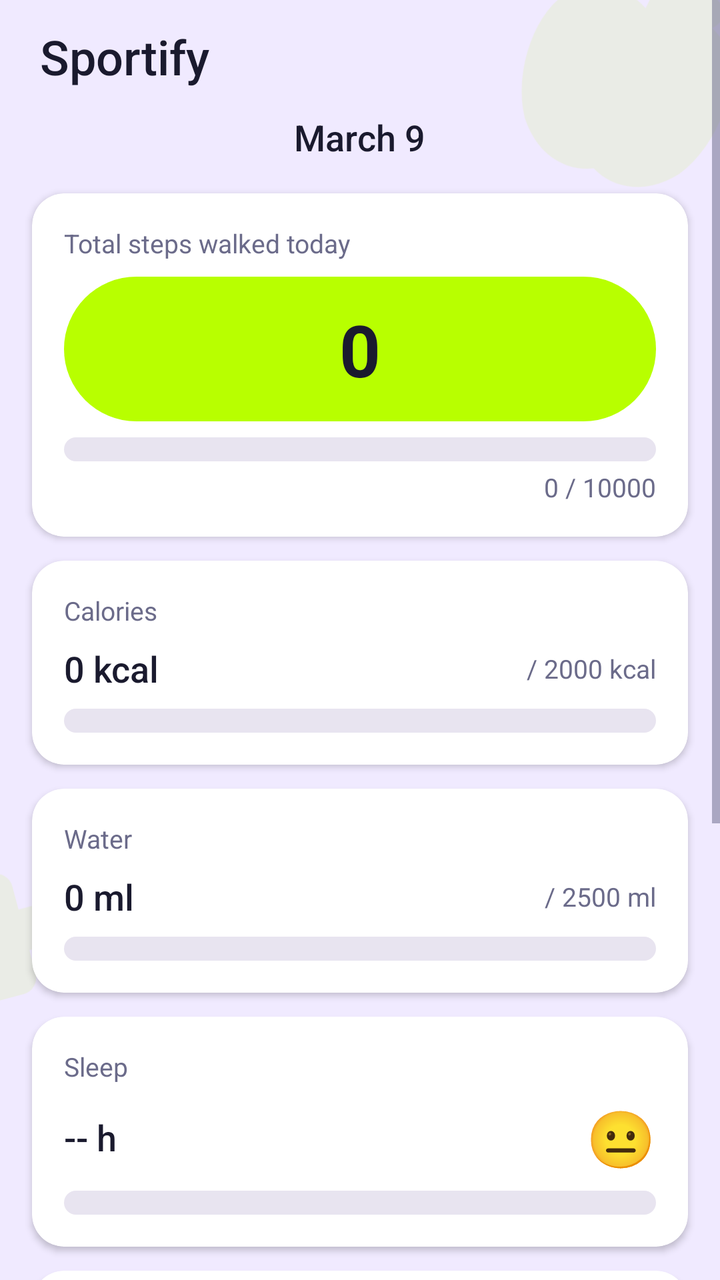
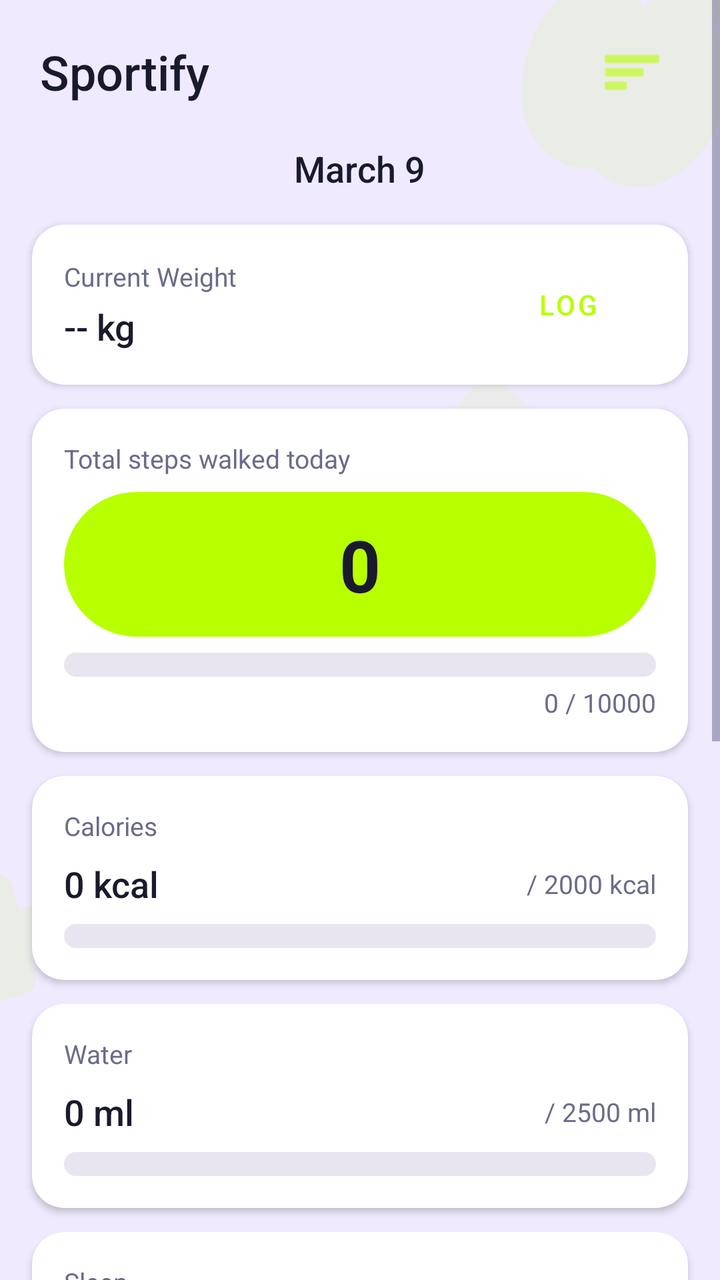

The first picture is an Android layout as it rendered before a commit; the second is the same layout after the commit. The layout source and the unified diff follow.
<!-- AndroidManifest.xml: application theme Theme.Sportify -->
<!-- res/layout/fragment_dashboard.xml -->
<?xml version="1.0" encoding="utf-8"?>
<FrameLayout
    xmlns:android="http://schemas.android.com/apk/res/android"
    xmlns:app="http://schemas.android.com/apk/res-auto"
    android:id="@+id/dashboardRoot"
    android:layout_width="match_parent"
    android:layout_height="match_parent"
    android:background="@color/sportify_background">

    
    <ImageView
        android:id="@+id/decorIcon1"
        android:layout_width="150dp"
        android:layout_height="150dp"
        android:layout_gravity="top|end"
        android:layout_marginTop="-40dp"
        android:layout_marginEnd="-30dp"
        android:alpha="0.1"
        android:rotation="20"
        android:src="@drawable/ic_apple"
        app:tint="@color/sportify_green" />

    <ImageView
        android:id="@+id/decorIcon2"
        android:layout_width="120dp"
        android:layout_height="120dp"
        android:layout_gravity="bottom|start"
        android:layout_marginBottom="120dp"
        android:layout_marginStart="-30dp"
        android:alpha="0.1"
        android:rotation="-15"
        android:src="@drawable/ic_dumbbell"
        app:tint="@color/sportify_green" />

    <ImageView
        android:id="@+id/decorIcon3"
        android:layout_width="80dp"
        android:layout_height="80dp"
        android:layout_gravity="center_vertical|start"
        android:layout_marginStart="200dp"
        android:layout_marginTop="-100dp"
        android:alpha="0.08"
        android:rotation="45"
        android:src="@drawable/ic_water_glass"
        app:tint="@color/sportify_green" />

    <ScrollView
        android:layout_width="match_parent"
        android:layout_height="match_parent"
        android:fillViewport="true"
        android:clipChildren="false"
        android:clipToPadding="false"
        android:paddingBottom="@dimen/spacing_md">

        <LinearLayout
            android:id="@+id/mainContent"
            android:layout_width="match_parent"
            android:layout_height="wrap_content"
            android:orientation="vertical">

            
            <RelativeLayout
                android:id="@+id/layoutHeader"
                android:layout_width="match_parent"
                android:layout_height="wrap_content"
                android:paddingHorizontal="20dp"
                android:paddingTop="@dimen/spacing_md"
                android:paddingBottom="@dimen/spacing_sm">

                <TextView
                    android:id="@+id/tvAppTitle"
                    android:layout_width="wrap_content"
                    android:layout_height="wrap_content"
                    android:layout_alignParentStart="true"
                    android:layout_centerVertical="true"
                    android:text="@string/app_name"
                    style="@style/Sportify.Text.Title" />

            </RelativeLayout>

            
            <TextView
                android:id="@+id/tvDate"
                android:layout_width="wrap_content"
                android:layout_height="wrap_content"
                android:layout_gravity="center"
                android:text="@string/date_example"
                style="@style/Sportify.Text.Subtitle"
                android:paddingBottom="@dimen/spacing_md" />

            
            <androidx.cardview.widget.CardView
                android:id="@+id/cardSteps"
                android:layout_width="match_parent"
                android:layout_height="wrap_content"
                android:layout_marginHorizontal="@dimen/card_margin_h"
                android:layout_marginBottom="12dp"
                android:foreground="?attr/selectableItemBackground"
                android:clickable="true"
                android:focusable="true"
                app:cardCornerRadius="@dimen/card_corner"
                app:cardElevation="@dimen/card_elevation"
                app:cardBackgroundColor="@color/sportify_surface">

                <LinearLayout
                    android:layout_width="match_parent"
                    android:layout_height="wrap_content"
                    android:orientation="vertical"
                    android:padding="@dimen/card_padding">

                    <TextView
                        android:layout_width="wrap_content"
                        android:layout_height="wrap_content"
                        android:text="@string/dashboard_steps"
                        style="@style/Sportify.Text.Caption" />

                    <LinearLayout
                        android:layout_width="match_parent"
                        android:layout_height="wrap_content"
                        android:gravity="center"
                        android:background="@drawable/bg_green_pill"
                        android:paddingVertical="12dp"
                        android:layout_marginTop="@dimen/spacing_sm"
                        android:layout_marginBottom="@dimen/spacing_sm">

                        <TextView
                            android:id="@+id/tvStepsCount"
                            android:layout_width="wrap_content"
                            android:layout_height="wrap_content"
                            android:text="@string/_0"
                            style="@style/Sportify.Text.BigNumber"
                            android:textColor="@color/sportify_text_on_green" />
                    </LinearLayout>

                    <ProgressBar
                        android:id="@+id/progressSteps"
                        style="?android:attr/progressBarStyleHorizontal"
                        android:layout_width="match_parent"
                        android:layout_height="@dimen/progress_height"
                        android:max="10000"
                        android:progress="0"
                        android:progressDrawable="@drawable/progress_steps" />

                    <TextView
                        android:id="@+id/tvStepsGoal"
                        android:layout_width="wrap_content"
                        android:layout_height="wrap_content"
                        android:layout_gravity="end"
                        android:text="@string/_0_10000"
                        style="@style/Sportify.Text.Caption"
                        android:layout_marginTop="@dimen/spacing_xs" />

                </LinearLayout>
            </androidx.cardview.widget.CardView>

            
            <androidx.cardview.widget.CardView
                android:id="@+id/cardCalories"
                android:layout_width="match_parent"
                android:layout_height="wrap_content"
                android:layout_marginHorizontal="@dimen/card_margin_h"
                android:layout_marginBottom="12dp"
                android:foreground="?attr/selectableItemBackground"
                android:clickable="true"
                android:focusable="true"
                app:cardCornerRadius="@dimen/card_corner"
                app:cardElevation="@dimen/card_elevation"
                app:cardBackgroundColor="@color/sportify_surface">

                <LinearLayout
                    android:layout_width="match_parent"
                    android:layout_height="wrap_content"
                    android:orientation="vertical"
                    android:padding="@dimen/card_padding">

                    <TextView
                        android:layout_width="wrap_content"
                        android:layout_height="wrap_content"
                        android:text="@string/dashboard_calories"
                        style="@style/Sportify.Text.Caption" />

                    <LinearLayout
                        android:layout_width="match_parent"
                        android:layout_height="wrap_content"
                        android:orientation="horizontal"
                        android:gravity="center_vertical"
                        android:layout_marginTop="@dimen/spacing_sm">

                        <TextView
                            android:id="@+id/tvCaloriesCount"
                            android:layout_width="wrap_content"
                            android:layout_height="wrap_content"
                            android:text="@string/_0_kcal"
                            style="@style/Sportify.Text.Subtitle" />

                        <View
                            android:layout_width="0dp"
                            android:layout_height="0dp"
                            android:layout_weight="1" />

                        <TextView
                            android:id="@+id/tvCaloriesGoal"
                            android:layout_width="wrap_content"
                            android:layout_height="wrap_content"
                            android:text="@string/_2000_kcal"
                            style="@style/Sportify.Text.Caption" />
                    </LinearLayout>

                    <ProgressBar
                        android:id="@+id/progressCalories"
                        style="?android:attr/progressBarStyleHorizontal"
                        android:layout_width="match_parent"
                        android:layout_height="@dimen/progress_height"
                        android:max="2000"
                        android:progress="0"
                        android:progressDrawable="@drawable/progress_calories"
                        android:layout_marginTop="@dimen/spacing_sm" />

                </LinearLayout>
            </androidx.cardview.widget.CardView>

            
            <androidx.cardview.widget.CardView
                android:id="@+id/cardWater"
                android:layout_width="match_parent"
                android:layout_height="wrap_content"
                android:layout_marginHorizontal="@dimen/card_margin_h"
                android:layout_marginBottom="12dp"
                android:foreground="?attr/selectableItemBackground"
                android:clickable="true"
                android:focusable="true"
                app:cardCornerRadius="@dimen/card_corner"
                app:cardElevation="@dimen/card_elevation"
                app:cardBackgroundColor="@color/sportify_surface">

                <LinearLayout
                    android:layout_width="match_parent"
                    android:layout_height="wrap_content"
                    android:orientation="vertical"
                    android:padding="@dimen/card_padding">

                    <TextView
                        android:layout_width="wrap_content"
                        android:layout_height="wrap_content"
                        android:text="@string/dashboard_water"
                        style="@style/Sportify.Text.Caption" />

                    <LinearLayout
                        android:layout_width="match_parent"
                        android:layout_height="wrap_content"
                        android:orientation="horizontal"
                        android:gravity="center_vertical"
                        android:layout_marginTop="@dimen/spacing_sm">

                        <TextView
                            android:id="@+id/tvWaterCount"
                            android:layout_width="wrap_content"
                            android:layout_height="wrap_content"
                            android:text="@string/_0_ml"
                            style="@style/Sportify.Text.Subtitle" />

                        <View
                            android:layout_width="0dp"
                            android:layout_height="0dp"
                            android:layout_weight="1" />

                        <TextView
                            android:id="@+id/tvWaterGoal"
                            android:layout_width="wrap_content"
                            android:layout_height="wrap_content"
                            android:text="@string/_2500_ml"
                            style="@style/Sportify.Text.Caption" />
                    </LinearLayout>

                    <ProgressBar
                        android:id="@+id/progressWater"
                        style="?android:attr/progressBarStyleHorizontal"
                        android:layout_width="match_parent"
                        android:layout_height="@dimen/progress_height"
                        android:max="2500"
                        android:progress="0"
                        android:progressDrawable="@drawable/progress_water"
                        android:layout_marginTop="@dimen/spacing_sm" />

                </LinearLayout>
            </androidx.cardview.widget.CardView>

            
            <androidx.cardview.widget.CardView
                android:id="@+id/cardSleep"
                android:layout_width="match_parent"
                android:layout_height="wrap_content"
                android:layout_marginHorizontal="@dimen/card_margin_h"
                android:layout_marginBottom="12dp"
                android:foreground="?attr/selectableItemBackground"
                android:clickable="true"
                android:focusable="true"
                app:cardCornerRadius="@dimen/card_corner"
                app:cardElevation="@dimen/card_elevation"
                app:cardBackgroundColor="@color/sportify_surface">

                <LinearLayout
                    android:layout_width="match_parent"
                    android:layout_height="wrap_content"
                    android:orientation="vertical"
                    android:padding="@dimen/card_padding">

                    <TextView
                        android:layout_width="wrap_content"
                        android:layout_height="wrap_content"
                        android:text="@string/dashboard_sleep"
                        style="@style/Sportify.Text.Caption" />

                    <LinearLayout
                        android:layout_width="match_parent"
                        android:layout_height="wrap_content"
                        android:orientation="horizontal"
                        android:gravity="center_vertical"
                        android:layout_marginTop="@dimen/spacing_sm">

                        <TextView
                            android:id="@+id/tvSleepHours"
                            android:layout_width="0dp"
                            android:layout_height="wrap_content"
                            android:layout_weight="1"
                            android:text="@string/h"
                            style="@style/Sportify.Text.Subtitle" />

                        <TextView
                            android:id="@+id/tvSleepMood"
                            android:layout_width="wrap_content"
                            android:layout_height="wrap_content"
                            android:text="@string/mood_default"
                            android:textSize="28sp"
                            android:textColor="@color/sportify_text_primary" />
                    </LinearLayout>

                    <ProgressBar
                        android:id="@+id/progressSleep"
                        style="?android:attr/progressBarStyleHorizontal"
                        android:layout_width="match_parent"
                        android:layout_height="@dimen/progress_height"
                        android:max="100"
                        android:progress="0"
                        android:progressDrawable="@drawable/progress_sleep"
                        android:layout_marginTop="@dimen/spacing_sm" />

                </LinearLayout>
            </androidx.cardview.widget.CardView>

            
            <androidx.cardview.widget.CardView
                android:id="@+id/cardMood"
                android:layout_width="match_parent"
                android:layout_height="wrap_content"
                android:layout_marginHorizontal="@dimen/card_margin_h"
                android:layout_marginBottom="12dp"
                android:clipChildren="false"
                android:clipToPadding="false"
                app:cardCornerRadius="@dimen/card_corner"
                app:cardElevation="@dimen/card_elevation"
                app:cardPreventCornerOverlap="false"
                app:cardBackgroundColor="@color/sportify_surface">

                <LinearLayout
                    android:layout_width="match_parent"
                    android:layout_height="wrap_content"
                    android:orientation="vertical"
                    android:clipChildren="false"
                    android:clipToPadding="false"
                    android:padding="@dimen/card_padding">

                    <TextView
                        android:layout_width="wrap_content"
                        android:layout_height="wrap_content"
                        android:text="@string/dashboard_mood"
                        style="@style/Sportify.Text.Caption" />

                    <LinearLayout
                        android:layout_width="match_parent"
                        android:layout_height="wrap_content"
                        android:baselineAligned="false"
                        android:orientation="horizontal"
                        android:gravity="center"
                        android:layout_marginTop="12dp"
                        android:clipChildren="false"
                        android:clipToPadding="false">

                        <FrameLayout
                            android:layout_width="0dp"
                            android:layout_weight="1"
                            android:layout_height="wrap_content"
                            android:layout_gravity="center"
                            android:clipChildren="false">
                            <TextView
                                android:id="@+id/btnMood1"
                                android:layout_width="48dp"
                                android:layout_height="48dp"
                                android:layout_gravity="center"
                                android:gravity="center"
                                android:text="@string/mood1"
                                android:textSize="24sp"
                                android:textColor="@color/sportify_text_primary"
                                android:background="@drawable/bg_mood_circle" />
                        </FrameLayout>

                        <FrameLayout
                            android:layout_width="0dp"
                            android:layout_weight="1"
                            android:layout_height="wrap_content"
                            android:clipChildren="false">
                            <TextView
                                android:id="@+id/btnMood2"
                                android:layout_width="48dp"
                                android:layout_height="48dp"
                                android:layout_gravity="center"
                                android:gravity="center"
                                android:text="@string/mood2"
                                android:textSize="24sp"
                                android:textColor="@color/sportify_text_primary"
                                android:background="@drawable/bg_mood_circle" />
                        </FrameLayout>

                        <FrameLayout
                            android:layout_width="0dp"
                            android:layout_weight="1"
                            android:layout_height="wrap_content"
                            android:clipChildren="false">
                            <TextView
                                android:id="@+id/btnMood3"
                                android:layout_width="48dp"
                                android:layout_height="48dp"
                                android:layout_gravity="center"
                                android:gravity="center"
                                android:text="@string/mood3"
                                android:textSize="24sp"
                                android:textColor="@color/sportify_text_primary"
                                android:background="@drawable/bg_mood_selected" />
                        </FrameLayout>

                        <FrameLayout
                            android:layout_width="0dp"
                            android:layout_weight="1"
                            android:layout_height="wrap_content"
                            android:clipChildren="false">
                            <TextView
                                android:id="@+id/btnMood4"
                                android:layout_width="48dp"
                                android:layout_height="48dp"
                                android:layout_gravity="center"
                                android:gravity="center"
                                android:text="@string/mood4"
                                android:textSize="24sp"
                                android:textColor="@color/sportify_text_primary"
                                android:background="@drawable/bg_mood_circle" />
                        </FrameLayout>

                        <FrameLayout
                            android:layout_width="0dp"
                            android:layout_weight="1"
                            android:layout_height="wrap_content"
                            android:clipChildren="false">
                            <TextView
                                android:id="@+id/btnMood5"
                                android:layout_width="48dp"
                                android:layout_height="48dp"
                                android:layout_gravity="center"
                                android:gravity="center"
                                android:text="@string/mood5"
                                android:textSize="24sp"
                                android:textColor="@color/sportify_text_primary"
                                android:background="@drawable/bg_mood_circle" />
                        </FrameLayout>

                    </LinearLayout>

                </LinearLayout>
            </androidx.cardview.widget.CardView>

            
            <androidx.cardview.widget.CardView
                android:id="@+id/cardAssessment"
                android:layout_width="match_parent"
                android:layout_height="wrap_content"
                android:layout_marginHorizontal="@dimen/card_margin_h"
                android:layout_marginBottom="@dimen/spacing_md"
                app:cardCornerRadius="@dimen/card_corner"
                app:cardElevation="0dp">

                <LinearLayout
                    android:layout_width="match_parent"
                    android:layout_height="wrap_content"
                    android:orientation="vertical"
                    android:background="@drawable/bg_assessment"
                    android:padding="20dp">

                    <TextView
                        android:layout_width="wrap_content"
                        android:layout_height="wrap_content"
                        android:text="@string/dashboard_assessment"
                        android:textSize="14sp"
                        android:textColor="@color/sportify_text_primary"
                        android:fontFamily="sans-serif-medium" />

                    <ImageView
                        android:id="@+id/imgAssessment"
                        android:layout_width="80dp"
                        android:layout_height="80dp"
                        android:layout_gravity="center"
                        android:layout_marginTop="12dp"
                        android:src="@android:drawable/ic_menu_info_details"
                        android:contentDescription="@string/dashboard_assessment" />

                    <TextView
                        android:id="@+id/tvAssessmentText"
                        android:layout_width="match_parent"
                        android:layout_height="wrap_content"
                        android:text="@string/assess_no_data"
                        android:textAlignment="center"
                        android:textSize="15sp"
                        android:textColor="@color/sportify_text_primary"
                        android:layout_marginTop="@dimen/spacing_sm" />

                </LinearLayout>
            </androidx.cardview.widget.CardView>

        </LinearLayout>
    </ScrollView>
</FrameLayout>
<!-- resources referenced by this layout -->
<resources>
  <color name="sportify_background">#FFF0EAFF</color>
  <color name="sportify_green">#FFB8FF00</color>
  <color name="sportify_surface">#FFFFFFFF</color>
  <color name="sportify_text_on_green">#FF1A1A2E</color>
  <color name="sportify_text_primary">#FF1A1A2E</color>
  <dimen name="card_corner">16dp</dimen>
  <dimen name="card_elevation">2dp</dimen>
  <dimen name="card_margin_h">16dp</dimen>
  <dimen name="card_padding">16dp</dimen>
  <dimen name="progress_height">12dp</dimen>
  <dimen name="spacing_md">16dp</dimen>
  <dimen name="spacing_sm">8dp</dimen>
  <dimen name="spacing_xs">4dp</dimen>
  <!-- drawable bg_green_pill (drawable) -->
  <?xml version="1.0" encoding="utf-8"?>
  <shape xmlns:android="http://schemas.android.com/apk/res/android"
      android:shape="rectangle">
      <solid android:color="@color/sportify_green" />
      <corners android:radius="40dp" />
  </shape>
  <!-- drawable bg_mood_circle (drawable) -->
  <?xml version="1.0" encoding="utf-8"?>
  <shape xmlns:android="http://schemas.android.com/apk/res/android"
      android:shape="oval">
      <solid android:color="@color/sportify_progress_track" />
      <size android:width="48dp" android:height="48dp" />
  </shape>
  <!-- drawable bg_mood_selected (drawable) -->
  <?xml version="1.0" encoding="utf-8"?>
  <shape xmlns:android="http://schemas.android.com/apk/res/android"
      android:shape="oval">
      <solid android:color="@color/sportify_green" />
      <size android:width="48dp" android:height="48dp" />
  </shape>
  <string name="_0">0</string>
  <string name="_0_10000">0 / 10000</string>
  <string name="_0_kcal">0 kcal</string>
  <string name="_0_ml">0 ml</string>
  <string name="_2000_kcal">/ 2000 kcal</string>
  <string name="_2500_ml">/ 2500 ml</string>
  <string name="app_name">Sportify</string>
  <string name="assess_no_data">Start logging data and you will receive a daily assessment!</string>
  <string name="dashboard_assessment">Day Assessment</string>
  <string name="dashboard_calories">Calories</string>
  <string name="dashboard_mood">Mood</string>
  <string name="dashboard_sleep">Sleep</string>
  <string name="dashboard_steps">Total steps walked today</string>
  <string name="dashboard_water">Water</string>
  <string name="date_example">March 9</string>
  <string name="h">-- h</string>
  <string name="mood1">😞</string>
  <string name="mood2">😕</string>
  <string name="mood3">😐</string>
  <string name="mood4">🙂</string>
  <string name="mood5">😄</string>
  <string name="mood_default">😐</string>
  <style name="Sportify.Text.BigNumber">
          <item name="android:textSize">36sp</item>
          <item name="android:textColor">@color/sportify_text_primary</item>
          <item name="android:fontFamily">sans-serif</item>
          <item name="android:textStyle">bold</item>
      </style>
  <style name="Sportify.Text.Caption">
          <item name="android:textSize">13sp</item>
          <item name="android:textColor">@color/sportify_text_secondary</item>
          <item name="android:fontFamily">sans-serif</item>
      </style>
  <style name="Sportify.Text.Subtitle">
          <item name="android:textSize">18sp</item>
          <item name="android:textColor">@color/sportify_text_primary</item>
          <item name="android:fontFamily">sans-serif-medium</item>
      </style>
  <style name="Sportify.Text.Title">
          <item name="android:textSize">24sp</item>
          <item name="android:textColor">@color/sportify_text_primary</item>
          <item name="android:fontFamily">sans-serif-medium</item>
      </style>
  <color name="sportify_green_light">#FFDCFF80</color>
  <color name="sportify_progress_track">#FFE8E4F0</color>
  <color name="sportify_green_dark">#FF8FCC00</color>
  <color name="sportify_progress_water">#FF42A5F5</color>
  <color name="sportify_progress_calories">#FFFF7043</color>
  <color name="sportify_progress_sleep">#FF7C6BFF</color>
  <color name="sportify_progress_steps">#FFB8FF00</color>
  <color name="sportify_text_secondary">#FF6B6B8A</color>
  <!-- unchanged entries left out for length: 9 -->
</resources>

<!-- the commit's change to res/layout/fragment_dashboard.xml (unified diff, before → after) -->
@@ -76,6 +76,16 @@
                     android:text="@string/app_name"
                     style="@style/Sportify.Text.Title" />
 
+                <ImageButton
+                    android:id="@+id/btnStatistics"
+                    android:layout_width="48dp"
+                    android:layout_height="48dp"
+                    android:layout_alignParentEnd="true"
+                    android:layout_centerVertical="true"
+                    android:background="?attr/selectableItemBackgroundBorderless"
+                    android:src="@android:drawable/ic_menu_sort_by_size"
+                    app:tint="@color/sportify_green" />
+
             </RelativeLayout>
 
             
@@ -87,6 +97,56 @@
                 android:text="@string/date_example"
                 style="@style/Sportify.Text.Subtitle"
                 android:paddingBottom="@dimen/spacing_md" />
+
+            
+            <androidx.cardview.widget.CardView
+                android:id="@+id/cardWeight"
+                android:layout_width="match_parent"
+                android:layout_height="wrap_content"
+                android:layout_marginHorizontal="@dimen/card_margin_h"
+                android:layout_marginBottom="12dp"
+                android:foreground="?attr/selectableItemBackground"
+                android:clickable="true"
+                android:focusable="true"
+                app:cardCornerRadius="@dimen/card_corner"
+                app:cardElevation="@dimen/card_elevation"
+                app:cardBackgroundColor="@color/sportify_surface">
+
+                <LinearLayout
+                    android:layout_width="match_parent"
+                    android:layout_height="wrap_content"
+                    android:orientation="horizontal"
+                    android:padding="@dimen/card_padding"
+                    android:gravity="center_vertical">
+
+                    <LinearLayout
+                        android:layout_width="0dp"
+                        android:layout_height="wrap_content"
+                        android:layout_weight="1"
+                        android:orientation="vertical">
+                        <TextView
+                            android:layout_width="wrap_content"
+                            android:layout_height="wrap_content"
+                            android:text="Current Weight"
+                            style="@style/Sportify.Text.Caption" />
+                        <TextView
+                            android:id="@+id/tvWeightValue"
+                            android:layout_width="wrap_content"
+                            android:layout_height="wrap_content"
+                            android:text="-- kg"
+                            style="@style/Sportify.Text.Subtitle"
+                            android:layout_marginTop="4dp" />
+                    </LinearLayout>
+
+                    <Button
+                        android:id="@+id/btnLogWeight"
+                        style="@style/Widget.MaterialComponents.Button.TextButton"
+                        android:layout_width="wrap_content"
+                        android:layout_height="wrap_content"
+                        android:text="LOG"
+                        android:textColor="@color/sportify_green" />
+                </LinearLayout>
+            </androidx.cardview.widget.CardView>
 
             
             <androidx.cardview.widget.CardView
